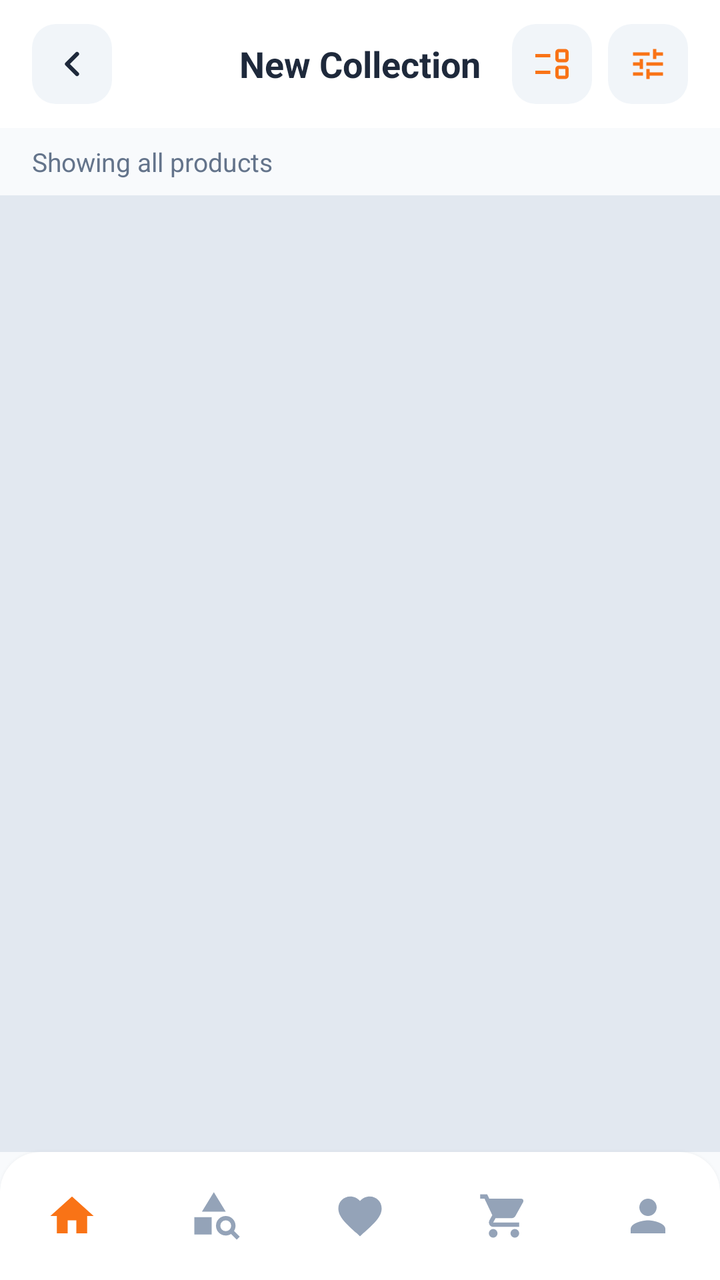
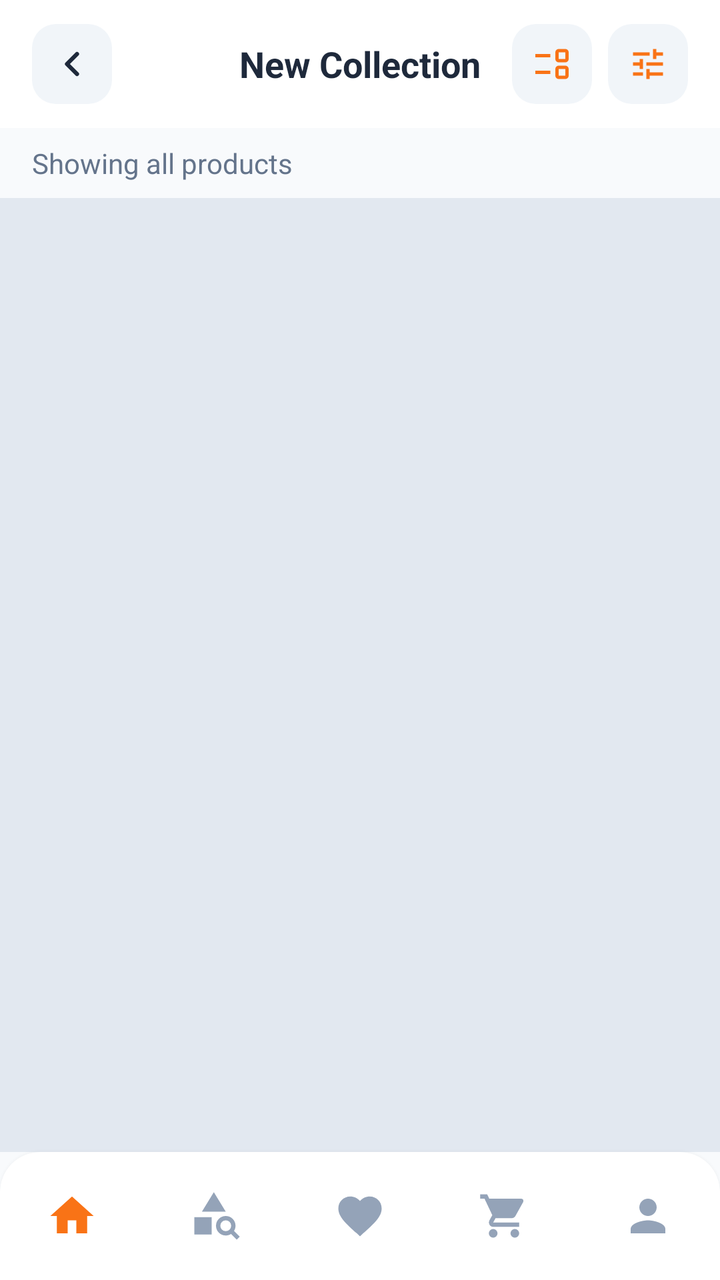

Screens rendered from an Android XML layout before and after an edit, with the pre-edit source and the edit as a unified diff.
<!-- AndroidManifest.xml: application theme Theme.BeckieDealApp -->
<!-- res/layout/activity_product_list.xml -->
<?xml version="1.0" encoding="utf-8"?>
<androidx.constraintlayout.widget.ConstraintLayout
    xmlns:android="http://schemas.android.com/apk/res/android"
    xmlns:app="http://schemas.android.com/apk/res-auto"
    android:layout_width="match_parent"
    android:layout_height="match_parent"
    android:background="@color/background"
    android:fitsSystemWindows="true">

    
    <com.google.android.material.appbar.MaterialToolbar
        android:id="@+id/topAppBar"
        android:layout_width="match_parent"
        android:layout_height="64dp"
        android:background="@color/surface"
        app:elevation="0dp"
        app:contentInsetStart="0dp"
        app:layout_constraintTop_toTopOf="parent">

        <RelativeLayout
            android:layout_width="match_parent"
            android:layout_height="match_parent"
            android:paddingHorizontal="16dp">

            <ImageView
                android:id="@+id/backButton"
                android:layout_width="40dp"
                android:layout_height="40dp"
                android:layout_alignParentStart="true"
                android:layout_centerVertical="true"
                android:background="@drawable/form_field_background"
                android:padding="10dp"
                android:src="@drawable/ic_arrow_left"
                android:contentDescription="Back"
                app:tint="@color/text_primary" />

            <TextView
                android:id="@+id/screenTitle"
                android:layout_width="wrap_content"
                android:layout_height="wrap_content"
                android:layout_centerInParent="true"
                android:text="New Collection"
                android:textColor="@color/text_primary"
                android:textSize="18sp"
                android:textStyle="bold" />

            
            <RelativeLayout
                android:id="@+id/filterButton"
                android:layout_width="40dp"
                android:layout_height="40dp"
                android:layout_alignParentEnd="true"
                android:layout_centerVertical="true"
                android:background="@drawable/form_field_background"
                android:clickable="true"
                android:focusable="true">

                <ImageView
                    android:layout_width="20dp"
                    android:layout_height="20dp"
                    android:layout_centerInParent="true"
                    android:src="@drawable/ic_filter"
                    app:tint="@color/primary" />

                <View
                    android:id="@+id/filterActiveDot"
                    android:layout_width="8dp"
                    android:layout_height="8dp"
                    android:layout_alignParentTop="true"
                    android:layout_alignParentEnd="true"
                    android:layout_margin="3dp"
                    android:background="@drawable/badge_pill"
                    android:backgroundTint="@color/primary"
                    android:visibility="gone" />

            </RelativeLayout>

            
            <RelativeLayout
                android:id="@+id/viewModeButton"
                android:layout_width="40dp"
                android:layout_height="40dp"
                android:layout_toStartOf="@id/filterButton"
                android:layout_marginEnd="8dp"
                android:layout_centerVertical="true"
                android:background="@drawable/form_field_background"
                android:clickable="true"
                android:focusable="true">

                <ImageView
                    android:id="@+id/viewModeIcon"
                    android:layout_width="20dp"
                    android:layout_height="20dp"
                    android:layout_centerInParent="true"
                    android:src="@drawable/event_list_24"
                    app:tint="@color/primary" />

            </RelativeLayout>

        </RelativeLayout>
    </com.google.android.material.appbar.MaterialToolbar>

    
    <HorizontalScrollView
        android:id="@+id/activeFiltersScroll"
        android:layout_width="match_parent"
        android:layout_height="wrap_content"
        android:scrollbars="none"
        android:visibility="gone"
        app:layout_constraintTop_toBottomOf="@id/topAppBar">

        <LinearLayout
            android:id="@+id/activeFiltersContainer"
            android:layout_width="wrap_content"
            android:layout_height="wrap_content"
            android:orientation="horizontal"
            android:paddingHorizontal="16dp"
            android:paddingVertical="8dp" />
    </HorizontalScrollView>

    
    <TextView
        android:id="@+id/resultsLabel"
        android:layout_width="match_parent"
        android:layout_height="wrap_content"
        android:paddingHorizontal="16dp"
        android:paddingTop="8dp"
        android:paddingBottom="4dp"
        android:text="Showing all products"
        android:textColor="@color/text_secondary"
        android:textSize="13sp"
        app:layout_constraintTop_toBottomOf="@id/activeFiltersScroll" />

    
    <androidx.core.widget.NestedScrollView
        android:layout_width="match_parent"
        android:layout_height="0dp"
        android:fillViewport="true"
        app:layout_constraintTop_toBottomOf="@id/resultsLabel"
        app:layout_constraintBottom_toTopOf="@id/bottomNavGlassHost">

        <GridLayout
            android:id="@+id/productsGrid"
            android:layout_width="match_parent"
            android:layout_height="wrap_content"
            android:layout_marginTop="4dp"
            android:paddingBottom="16dp"
            android:background="@color/border_color"
            android:columnCount="2" />

    </androidx.core.widget.NestedScrollView>

    
    <include layout="@layout/layout_bottom_nav" />

</androidx.constraintlayout.widget.ConstraintLayout>
<!-- res/layout/layout_bottom_nav.xml (included above) -->
<?xml version="1.0" encoding="utf-8"?>
<FrameLayout
    xmlns:android="http://schemas.android.com/apk/res/android"
    xmlns:app="http://schemas.android.com/apk/res-auto"
    android:id="@+id/bottomNavGlassHost"
    android:layout_width="0dp"
    android:layout_height="wrap_content"
    android:layout_marginStart="@dimen/bottom_nav_side_margin"
    android:layout_marginEnd="@dimen/bottom_nav_side_margin"
    android:layout_marginBottom="@dimen/bottom_nav_bottom_margin"
    android:background="@drawable/bottom_nav_glass_bg"
    android:clipToOutline="true"
    android:elevation="4dp"
    app:layout_constraintBottom_toBottomOf="parent"
    app:layout_constraintStart_toStartOf="parent"
    app:layout_constraintEnd_toEndOf="parent">

    <com.google.android.material.bottomnavigation.BottomNavigationView
        android:id="@+id/bottomNavigation"
        android:layout_width="match_parent"
        android:layout_height="64dp"
        android:background="@android:color/transparent"
        app:backgroundTint="@android:color/transparent"
        app:elevation="0dp"
        app:labelVisibilityMode="unlabeled"
        app:itemIconSize="26dp"
        app:itemRippleColor="@color/nav_indicator_fill"
        app:itemActiveIndicatorStyle="@style/Widget.App.BottomNav.ActiveIndicator"
        app:itemTextColor="@color/bottom_nav_color"
        app:itemIconTint="@color/bottom_nav_color"
        app:menu="@menu/bottom_nav_menu" />

</FrameLayout>
<!-- resources referenced by this layout -->
<resources>
  <color name="background">#F8FAFC</color>
  <color name="border_color">#E2E8F0</color>
  <color name="nav_indicator_fill">#FFF1EB</color>
  <color name="primary">#F97316</color>
  <color name="surface">#FFFFFF</color>
  <color name="text_primary">#1E293B</color>
  <color name="text_secondary">#64748B</color>
  <dimen name="bottom_nav_bottom_margin">0dp</dimen>
  <dimen name="bottom_nav_side_margin">0dp</dimen>
  <!-- drawable badge_pill (drawable) -->
  <?xml version="1.0" encoding="utf-8"?>
  <shape xmlns:android="http://schemas.android.com/apk/res/android">
      <solid android:color="#33FFFFFF" />
      <corners android:radius="4dp" />
  </shape>
  <!-- drawable bottom_nav_glass_bg (drawable) -->
  <?xml version="1.0" encoding="utf-8"?>
  <shape xmlns:android="http://schemas.android.com/apk/res/android"
      android:shape="rectangle">
      <solid android:color="@color/nav_surface" />
      <corners
          android:topLeftRadius="20dp"
          android:topRightRadius="20dp"
          android:bottomLeftRadius="0dp"
          android:bottomRightRadius="0dp" />
  </shape>
  <!-- drawable form_field_background (drawable) -->
  <?xml version="1.0" encoding="utf-8"?>
  <shape xmlns:android="http://schemas.android.com/apk/res/android">
      <solid android:color="@color/input_background" />
      <corners android:radius="12dp" />
  </shape>
  <!-- drawable ic_arrow_left (drawable) -->
  <?xml version="1.0" encoding="utf-8"?>
  <vector xmlns:android="http://schemas.android.com/apk/res/android"
      android:width="24dp"
      android:height="24dp"
      android:viewportWidth="24"
      android:viewportHeight="24">
      <path
          android:fillColor="@android:color/transparent"
          android:pathData="M15,18L9,12L15,6"
          android:strokeColor="#FFFFFF"
          android:strokeWidth="2.5"
          android:strokeLineCap="round"
          android:strokeLineJoin="round" />
  </vector>
  <!-- drawable ic_filter (drawable) -->
  <vector xmlns:android="http://schemas.android.com/apk/res/android"
      android:width="24dp"
      android:height="24dp"
      android:viewportWidth="24"
      android:viewportHeight="24">
      
      <path
          android:fillColor="#F97316"
          android:pathData="M3,17v2h6v-2H3zM3,5v2h10V5H3zM13,21v-2h8v-2h-8v-2h-2v6h2zM7,9v2H3v2h4v2h2V9H7zM21,13v-2H11v2h10zM15,9h2V7h4V5h-4V3h-2v6z" />
  </vector>
  <style name="Widget.App.BottomNav.ActiveIndicator" parent="Widget.Material3.BottomNavigationView.ActiveIndicator">
          <item name="android:color">@color/nav_indicator_fill</item>
          <item name="android:width">52dp</item>
          <item name="android:height">40dp</item>
          <item name="shapeAppearance">@style/ShapeAppearance.App.BottomNav.ActiveIndicator</item>
      </style>
  <style name="Theme.BeckieDealApp" parent="Base.Theme.BeckieDealApp" />
  <color name="nav_surface">#FFFFFF</color>
  <color name="input_background">#F1F5F9</color>
  <style name="ShapeAppearance.App.BottomNav.ActiveIndicator" parent="">
          <item name="cornerFamily">rounded</item>
          <item name="cornerSize">50%</item>
      </style>
  <color name="on_primary">#FFFFFF</color>
  <color name="primary_container">#F97316</color>
  <color name="on_primary_container">#582200</color>
  <color name="on_surface">#251913</color>
  <style name="Widget.App.BottomNavigationView" parent="Widget.Material3.BottomNavigationView">
          <item name="itemIconSize">26dp</item>
          <item name="itemIconTint">@color/bottom_nav_color</item>
          <item name="itemTextColor">@color/bottom_nav_color</item>
          
          <item name="android:background">@null</item>
          <item name="backgroundTint">@null</item>
          <item name="labelVisibilityMode">unlabeled</item>
          <item name="itemActiveIndicatorStyle">@style/Widget.App.BottomNav.ActiveIndicator</item>
      </style>
  <!-- unchanged entries left out for length: 2 -->
</resources>

<!-- the commit's change to res/layout/activity_product_list.xml (unified diff, before → after) -->
@@ -1,4 +1,5 @@
-<?xml version="1.0" encoding="utf-8"?>
+﻿<?xml version="1.0" encoding="utf-8"?>
+
 <androidx.constraintlayout.widget.ConstraintLayout
     xmlns:android="http://schemas.android.com/apk/res/android"
     xmlns:app="http://schemas.android.com/apk/res-auto"
@@ -41,7 +42,7 @@
                 android:layout_centerInParent="true"
                 android:text="New Collection"
                 android:textColor="@color/text_primary"
-                android:textSize="18sp"
+                android:textSize="@dimen/text_size_title_small"
                 android:textStyle="bold" />
 
             
@@ -128,7 +129,7 @@
         android:paddingBottom="4dp"
         android:text="Showing all products"
         android:textColor="@color/text_secondary"
-        android:textSize="13sp"
+        android:textSize="@dimen/text_size_body"
         app:layout_constraintTop_toBottomOf="@id/activeFiltersScroll" />
 
     
<!-- resource entries referenced after the edit -->
@@ -9,6 +9,8 @@
   <color name="text_secondary">#64748B</color>
   <dimen name="bottom_nav_bottom_margin">0dp</dimen>
   <dimen name="bottom_nav_side_margin">0dp</dimen>
+  <dimen name="text_size_body">13sp</dimen>
+  <dimen name="text_size_title_small">17sp</dimen>
   <!-- drawable badge_pill (drawable) -->
   <?xml version="1.0" encoding="utf-8"?>
   <shape xmlns:android="http://schemas.android.com/apk/res/android">
